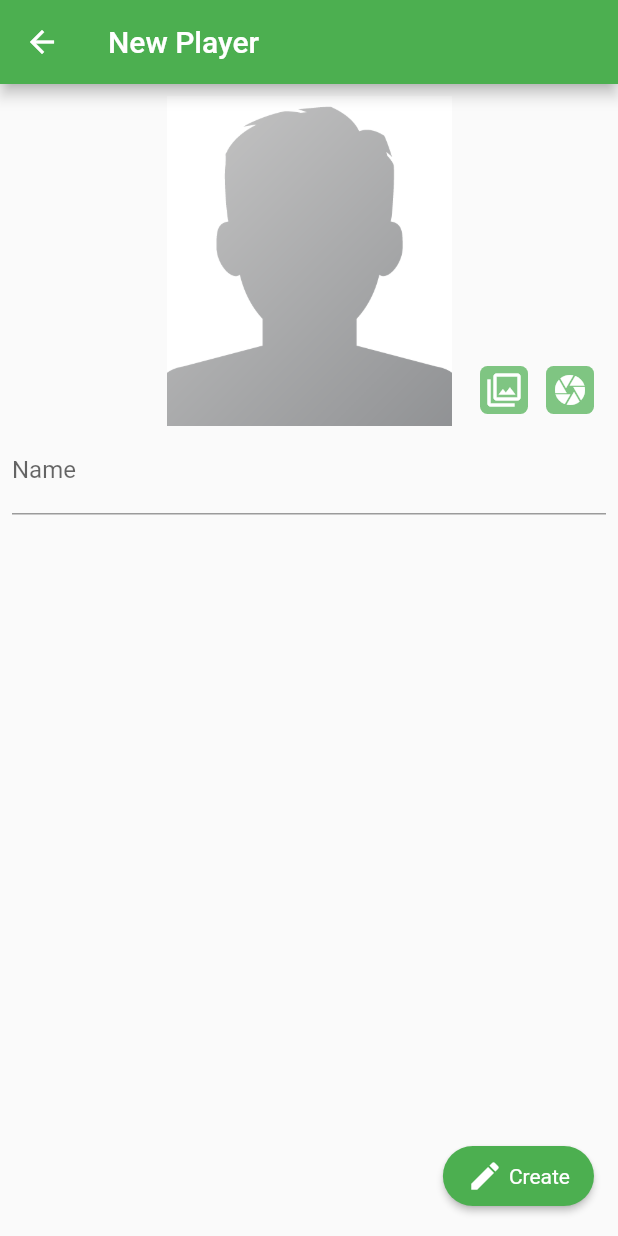
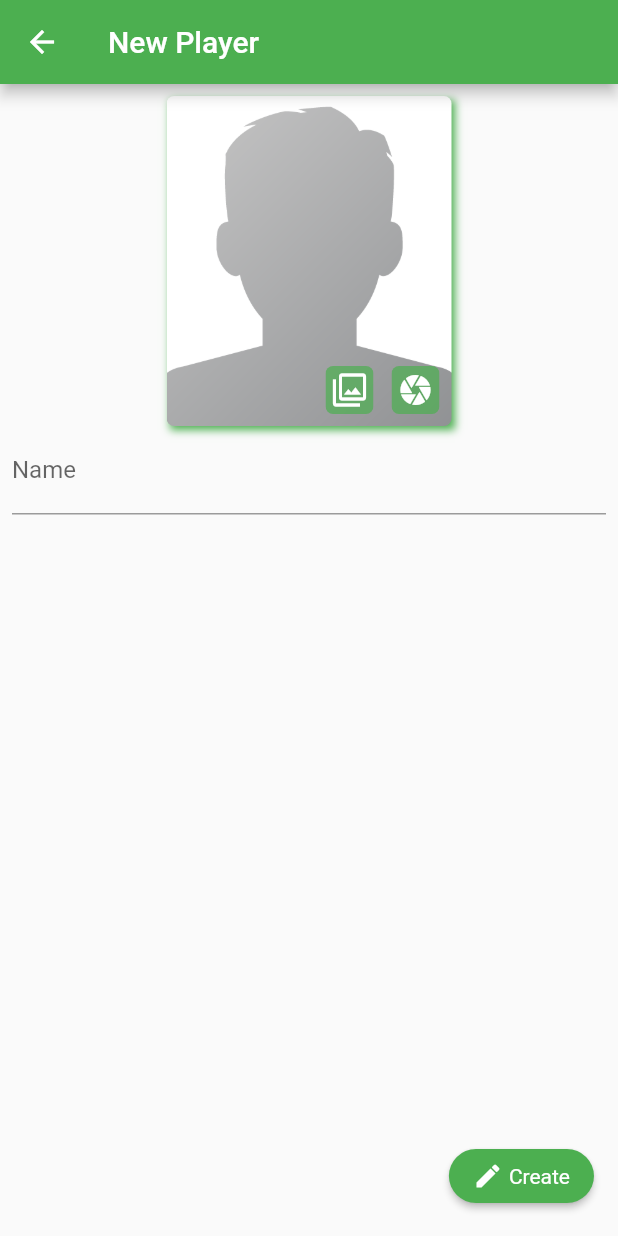
Before and after one commit to Progrunning/BoardGamesCompanion, a Flutter app: the CreateEditPlayerPage screen opened by its route, on a phone screen of 412 x 824 dp. Run offline on Flutter 3.47's test engine with Material 2 defaults, Android fonts, the phone set to English and light mode, and no system bars; our stand-ins replace cached_network_image, carousel_slider, dio, firebase_crashlytics, hive, image_picker; missing offline and left inert: dio_http_cache, polygon_clipper; accounts and stored records are empty; generated files the repository leaves out were written again.

Commit message:
Fixing incorrect corner radius around player images

```diff
--- a/board_games_companion/lib/common/dimensions.dart
+++ b/board_games_companion/lib/common/dimensions.dart
@@ -27,4 +27,6 @@ class Dimensions {
   static const double defaultPlayerAvatarWidth = 80;
   static const double defaultPlayerAvatarHeight = 110;
 
+  static const double defaultButtonIconSize = 20;
+
 }
--- a/board_games_companion/lib/common/styles.dart
+++ b/board_games_companion/lib/common/styles.dart
@@ -3,7 +3,8 @@ import 'package:flutter/material.dart';
 class Styles {
   static const double defaultShadowRadius = 4;
   static const double defaultCornerRadius = 5;
-  static const Offset defaultShadowOffset = const Offset(1,1);
+  static const Offset defaultShadowOffset =
+      const Offset(defaultCornerRadius / 2, defaultCornerRadius / 2);
 
   static const double boardGameTileImageCircularRadius = 10;
   static const double boardGameTileImageShadowBlur = 1.5;
--- a/board_games_companion/lib/pages/create_edit_player.dart
+++ b/board_games_companion/lib/pages/create_edit_player.dart
@@ -2,6 +2,7 @@ import 'package:board_games_companion/common/animation_tags.dart';
 import 'package:board_games_companion/common/dimensions.dart';
 import 'package:board_games_companion/common/hive_boxes.dart';
 import 'package:board_games_companion/common/routes.dart';
+import 'package:board_games_companion/common/styles.dart';
 import 'package:board_games_companion/models/player.dart';
 import 'package:board_games_companion/services/player_service.dart';
 import 'package:board_games_companion/widgets/create_edit_player.dart';
@@ -73,17 +74,30 @@ class _CreateEditPlayerPageState extends State<CreateEditPlayerPage> {
           child: Column(
             mainAxisSize: MainAxisSize.min,
             children: <Widget>[
-              Stack(children: <Widget>[
-                Hero(
-                  tag: '${AnimationTags.playerImageHeroTag}${_player?.id}',
-                  child: Center(
+              Center(
+                child: Container(
+                  decoration: BoxDecoration(
+                    boxShadow: [
+                      BoxShadow(
+                        color: Theme.of(context).accentColor,
+                        blurRadius: Styles.defaultShadowRadius,
+                        offset: Styles.defaultShadowOffset,
+                      ),
+                    ],
+                  ),
                   child: SizedBox(
                     height: 220,
                     width: 190,
+                    child: ClipRRect(
+                      borderRadius:
+                          BorderRadius.circular(Styles.defaultCornerRadius),
+                      child: Stack(
+                        children: <Widget>[
+                          Hero(
+                            tag:
+                                '${AnimationTags.playerImageHeroTag}${_player?.id}',
                             child: PlayerAvatar(
                               imageUri: _player?.imageUri,
-                      ),
-                    ),
                             ),
                           ),
                           Positioned(
@@ -111,7 +125,12 @@ class _CreateEditPlayerPageState extends State<CreateEditPlayerPage> {
                               ],
                             ),
                           )
-              ]),
+                        ],
+                      ),
+                    ),
+                  ),
+                ),
+              ),
               TextFormField(
                 decoration: InputDecoration(
                   labelText: 'Name',
--- a/board_games_companion/lib/widgets/icon_and_text_button.dart
+++ b/board_games_companion/lib/widgets/icon_and_text_button.dart
@@ -50,6 +50,7 @@ class IconAndTextButton extends StatelessWidget {
       Icon(
         icon,
         color: Colors.white,
+        size: Dimensions.defaultButtonIconSize,
       ),
     ];
 
--- a/board_games_companion/lib/widgets/player_avatar.dart
+++ b/board_games_companion/lib/widgets/player_avatar.dart
@@ -37,7 +37,7 @@ class PlayerAvatar extends StatelessWidget {
       );
     }
 
-    List<Widget> stackChildren = [avatarImage];
+    List<Widget> stackChildren = [avatarImage, Container(decoration: BoxDecoration(borderRadius: BorderRadius.all(Radius.circular(10))),)];
 
     if (_hasMedal) {
       stackChildren.add(
--- a/board_games_companion/lib/widgets/player_grid_item.dart
+++ b/board_games_companion/lib/widgets/player_grid_item.dart
@@ -26,10 +26,9 @@ class PlayerGridItem extends StatelessWidget {
               offset: Styles.defaultShadowOffset,
             ),
           ],
-          borderRadius: BorderRadius.all(
-            const Radius.circular(Styles.defaultCornerRadius),
         ),
-        ),
+        child: ClipRRect(
+          borderRadius: BorderRadius.circular(Styles.defaultCornerRadius),
           child: Stack(
             children: <Widget>[
               Hero(
@@ -72,7 +71,7 @@ class PlayerGridItem extends StatelessWidget {
                 child: CustomIconButton(
                   Icon(
                     Icons.edit,
-                  size: 20,
+                    size: Dimensions.defaultButtonIconSize,
                     color: Colors.white,
                   ),
                   onTap: () async {
@@ -90,6 +89,7 @@ class PlayerGridItem extends StatelessWidget {
             ],
           ),
         ),
+      ),
     );
   }
 
```
Lines whose indentation alone changed are shown as unchanged.
